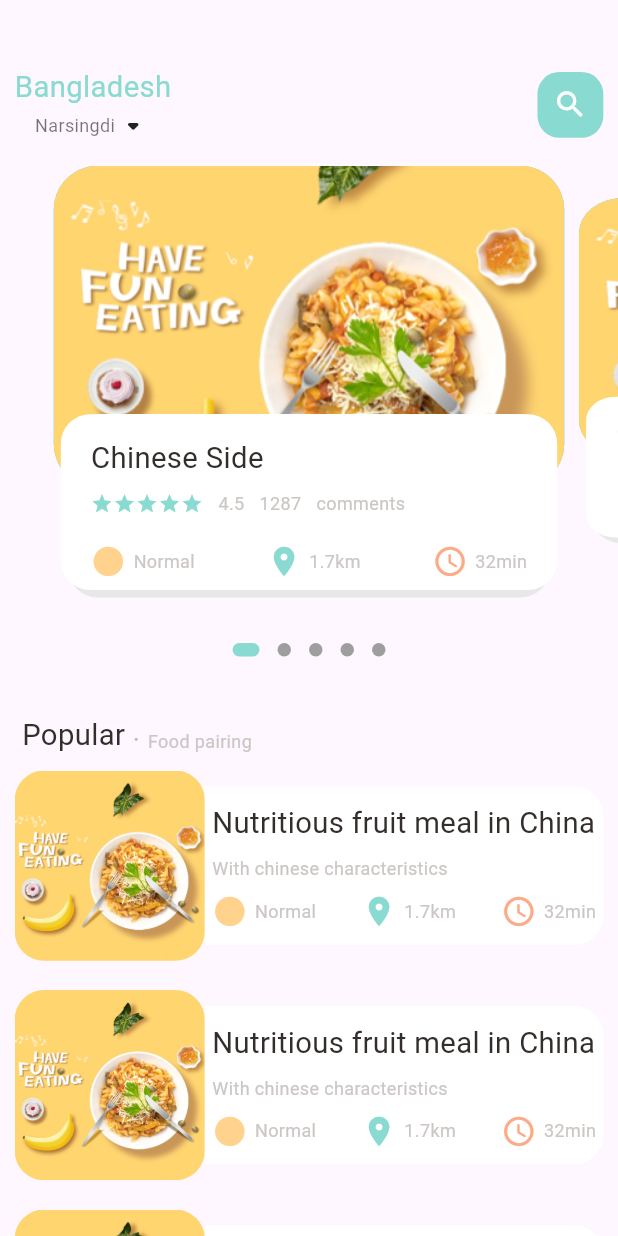
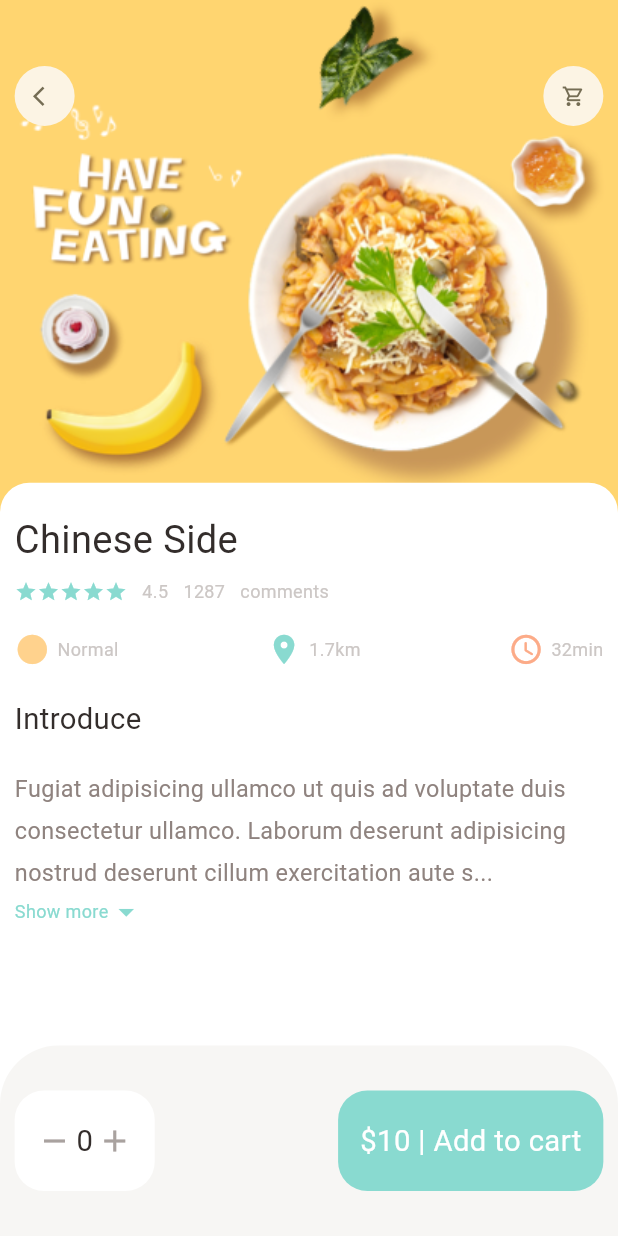
Before and after one commit to JeffersonJefferson-pixel/flutter-food-delivery, a Flutter app: the screen it shows after launch, on a phone screen of 412 x 824 dp. Run offline on Flutter 3.47's test engine with Material 3 defaults, Android fonts, the phone set to English and light mode, and no system bars; drawn by our look-alikes of dots_indicator; our stand-ins replace get.

Commit message:
add popular food detail page

```diff
--- a/lib/main.dart
+++ b/lib/main.dart
@@ -1,5 +1,6 @@
 import 'package:flutter/material.dart';
-import 'package:flutter_food_delivery/home/main_load_page.dart';
+import 'package:flutter_food_delivery/pages/food/popular_food_detail.dart';
+import 'package:flutter_food_delivery/pages/home/main_load_page.dart';
 import 'package:get/get.dart';
 
 void main() {
@@ -19,7 +20,7 @@ class MyApp extends StatelessWidget {
         colorScheme: ColorScheme.fromSeed(seedColor: Colors.deepPurple),
         useMaterial3: true,
       ),
-      home: MainFoodPage(),
+      home: PopularFoodDetail(),
     );
   }
 }
--- /dev/null
+++ b/lib/pages/food/popular_food_detail.dart
@@ -0,0 +1,166 @@
+import 'package:flutter/cupertino.dart';
+import 'package:flutter/material.dart';
+import 'package:flutter/widgets.dart';
+import 'package:flutter_food_delivery/utils/colors.dart';
+import 'package:flutter_food_delivery/utils/dimensions.dart';
+import 'package:flutter_food_delivery/widgets/app_column.dart';
+import 'package:flutter_food_delivery/widgets/app_icon.dart';
+import 'package:flutter_food_delivery/widgets/big_text.dart';
+import 'package:flutter_food_delivery/widgets/expandable_text.dart';
+import 'package:flutter_food_delivery/widgets/icon_and_text.dart';
+import 'package:flutter_food_delivery/widgets/small_text.dart';
+
+class PopularFoodDetail extends StatelessWidget {
+  const PopularFoodDetail({super.key});
+
+  @override
+  Widget build(BuildContext context) {
+    return Scaffold(
+      backgroundColor: Colors.white,
+      body: Stack(
+        children: [
+          // background
+          Positioned(
+            left: 0,
+            right: 0,
+            child: Container(
+              width: double.maxFinite,
+              height: Dimensions.popularFoodImgSize,
+              decoration: BoxDecoration(
+                image: DecorationImage(
+                  fit: BoxFit.cover,
+                  image: AssetImage(
+                    "assets/image/food0.png",
+                  ),
+                ),
+              ),
+            ),
+          ),
+          // icons
+          Positioned(
+            top: Dimensions.height45,
+            left: Dimensions.width20,
+            right: Dimensions.width20,
+            child: Row(
+              mainAxisAlignment: MainAxisAlignment.spaceBetween,
+              children: [
+                AppIcon(
+                  icon: Icons.arrow_back_ios,
+                ),
+                AppIcon(
+                  icon: Icons.shopping_cart_outlined,
+                )
+              ],
+            ),
+          ),
+          // indroduction
+          Positioned(
+            left: 0,
+            right: 0,
+            bottom: 0,
+            top: Dimensions.popularFoodImgSize - 20,
+            child: Container(
+              padding: EdgeInsets.only(
+                left: Dimensions.width20,
+                right: Dimensions.width20,
+                top: Dimensions.height20,
+              ),
+              decoration: BoxDecoration(
+                borderRadius: BorderRadius.only(
+                  topRight: Radius.circular(Dimensions.radius20),
+                  topLeft: Radius.circular(Dimensions.radius20),
+                ),
+                color: Colors.white,
+              ),
+              child: Column(
+                crossAxisAlignment: CrossAxisAlignment.start,
+                children: [
+                  AppColumn(text: "Chinese Side"),
+                  SizedBox(
+                    height: Dimensions.height20,
+                  ),
+                  BigText(text: "Introduce"),
+                  SizedBox(
+                    height: Dimensions.height20,
+                  ),
+                  Expanded(
+                    child: SingleChildScrollView(
+                      child: ExpandableText(
+                          text:
+                              "Fugiat adipisicing ullamco ut quis ad voluptate duis consectetur ullamco. Laborum deserunt adipisicing nostrud deserunt cillum exercitation aute sit ea est pariatur id. Ut consectetur aute voluptate Lorem occaecat laboris cupidatat. Occaecat dolore consectetur excepteur magna pariatur anim occaecat do deserunt in ad duis. Cillum non nostrud ipsum sit incididunt quis occaecat consectetur commodo duis. Labore eiusmod sint Lorem minim duis consectetur do minim amet elit laboris excepteur. Deserunt labore proident ea aliqua aliqua deserunt adipisicing ex laboris ipsum velit. Duis nostrud laborum laborum eu amet veniam nulla eiusmod qui Lorem voluptate minim cupidatat veniam. Labore eiusmod laboris ut magna exercitation veniam eu occaecat esse. Cupidatat deserunt irure veniam officia pariatur aute Lorem amet. Consequat non id eiusmod elit fugiat dolor ex ea commodo enim amet id nulla. Eu dolore cillum exercitation sunt cillum laboris reprehenderit pariatur fugiat nisi nisi minim. Labore excepteur sit deserunt cupidatat Lorem minim do cillum laboris enim labore."),
+                    ),
+                  ),
+                  SizedBox(
+                    height: Dimensions.height20,
+                  )
+                ],
+              ),
+            ),
+          ),
+        ],
+      ),
+      bottomNavigationBar: Container(
+        height: Dimensions.bottomHeightBar,
+        padding: EdgeInsets.symmetric(
+          vertical: Dimensions.height30,
+          horizontal: Dimensions.width20,
+        ),
+        decoration: BoxDecoration(
+          color: AppColors.buttonBackgroundColor,
+          borderRadius: BorderRadius.only(
+            topLeft: Radius.circular(Dimensions.radius20 * 2),
+            topRight: Radius.circular(Dimensions.radius20 * 2),
+          ),
+        ),
+        child: Row(
+          mainAxisAlignment: MainAxisAlignment.spaceBetween,
+          children: [
+            Container(
+              padding: EdgeInsets.symmetric(
+                vertical: Dimensions.height20,
+                horizontal: Dimensions.width30,
+              ),
+              decoration: BoxDecoration(
+                borderRadius: BorderRadius.circular(Dimensions.radius20),
+                color: Colors.white,
+              ),
+              child: Row(
+                children: [
+                  Icon(
+                    Icons.remove,
+                    color: AppColors.signColor,
+                  ),
+                  SizedBox(
+                    width: Dimensions.width10 / 2,
+                  ),
+                  BigText(text: "0"),
+                  SizedBox(
+                    width: Dimensions.width10 / 2,
+                  ),
+                  Icon(
+                    Icons.add,
+                    color: AppColors.signColor,
+                  )
+                ],
+              ),
+            ),
+            Container(
+              padding: EdgeInsets.symmetric(
+                vertical: Dimensions.height20,
+                horizontal: Dimensions.width30,
+              ),
+              decoration: BoxDecoration(
+                borderRadius: BorderRadius.circular(Dimensions.radius20),
+                color: AppColors.mainColor,
+              ),
+              child: BigText(
+                text: "\$10 | Add to cart",
+                color: Colors.white,
+              ),
+            )
+          ],
+        ),
+      ),
+    );
+  }
+}
--- a/lib/home/food_page_body.dart
+++ b/lib/pages/home/food_page_body.dart
@@ -3,6 +3,7 @@ import 'package:flutter/material.dart';
 import 'package:flutter/widgets.dart';
 import 'package:flutter_food_delivery/utils/colors.dart';
 import 'package:flutter_food_delivery/utils/dimensions.dart';
+import 'package:flutter_food_delivery/widgets/app_column.dart';
 import 'package:flutter_food_delivery/widgets/big_text.dart';
 import 'package:flutter_food_delivery/widgets/icon_and_text.dart';
 import 'package:flutter_food_delivery/widgets/small_text.dart';
@@ -244,64 +245,7 @@ class _FoodPageBodyState extends State<FoodPageBody> {
               child: Container(
                 padding: EdgeInsets.only(
                     top: Dimensions.height15, left: 15, right: 15),
-                child: Column(
-                  crossAxisAlignment: CrossAxisAlignment.start,
-                  children: [
-                    BigText(text: "Chinese Side"),
-                    SizedBox(
-                      height: Dimensions.height10,
-                    ),
-                    Row(
-                      children: [
-                        Wrap(
-                          children: List.generate(
-                            5,
-                            (index) => Icon(
-                              Icons.star,
-                              color: AppColors.mainColor,
-                              size: 15,
-                            ),
-                          ),
-                        ),
-                        SizedBox(
-                          width: 10,
-                        ),
-                        SmallText(text: "4.5"),
-                        SizedBox(
-                          width: 10,
-                        ),
-                        SmallText(text: "1287"),
-                        SizedBox(
-                          width: 10,
-                        ),
-                        SmallText(text: "comments")
-                      ],
-                    ),
-                    SizedBox(
-                      height: Dimensions.height20,
-                    ),
-                    Row(
-                      mainAxisAlignment: MainAxisAlignment.spaceBetween,
-                      children: [
-                        IconAndText(
-                          icon: Icons.circle_sharp,
-                          text: "Normal",
-                          iconColor: AppColors.iconColor1,
-                        ),
-                        IconAndText(
-                          icon: Icons.location_on,
-                          text: "1.7km",
-                          iconColor: AppColors.mainColor,
-                        ),
-                        IconAndText(
-                          icon: Icons.access_time_rounded,
-                          text: "32min",
-                          iconColor: AppColors.iconColor2,
-                        )
-                      ],
-                    )
-                  ],
-                ),
+                child: AppColumn(text: "Chinese Side"),
               ),
             ),
           )
--- a/lib/home/main_load_page.dart
+++ b/lib/pages/home/main_load_page.dart
@@ -1,6 +1,6 @@
 import 'package:flutter/material.dart';
 import 'package:flutter/widgets.dart';
-import 'package:flutter_food_delivery/home/food_page_body.dart';
+import 'package:flutter_food_delivery/pages/home/food_page_body.dart';
 import 'package:flutter_food_delivery/utils/colors.dart';
 import 'package:flutter_food_delivery/utils/dimensions.dart';
 import 'package:flutter_food_delivery/widgets/big_text.dart';
--- a/lib/utils/dimensions.dart
+++ b/lib/utils/dimensions.dart
@@ -19,14 +19,21 @@ class Dimensions {
   static double width20 = screenWidth / 42.2;
   static double width30 = screenWidth / 28.13;
 
+  static double font16 = screenHeight / 52.75;
   static double font20 = screenHeight / 42.2;
+  static double font26 = screenHeight / 32.46;
 
   static double radius15 = screenHeight / 56.27;
   static double radius20 = screenHeight / 42.2;
   static double radius30 = screenHeight / 28.13;
 
   static double iconSize24 = screenHeight / 35.17;
+  static double iconSize16 = screenHeight / 52.75;
 
   static double listViewImgSize = screenWidth / 3.25;
   static double listViewTextContSize = screenWidth / 3.9;
+
+  static double popularFoodImgSize = screenHeight / 2.41;
+
+  static double bottomHeightBar = screenHeight / 6.49;
 }
--- /dev/null
+++ b/lib/widgets/app_column.dart
@@ -0,0 +1,76 @@
+import 'package:flutter/material.dart';
+import 'package:flutter_food_delivery/utils/colors.dart';
+import 'package:flutter_food_delivery/utils/dimensions.dart';
+import 'package:flutter_food_delivery/widgets/big_text.dart';
+import 'package:flutter_food_delivery/widgets/icon_and_text.dart';
+import 'package:flutter_food_delivery/widgets/small_text.dart';
+
+class AppColumn extends StatelessWidget {
+  final String text;
+  const AppColumn({
+    super.key,
+    required this.text,
+  });
+
+  @override
+  Widget build(BuildContext context) {
+    return Column(
+      crossAxisAlignment: CrossAxisAlignment.start,
+      children: [
+        BigText(text: text, size: Dimensions.font26),
+        SizedBox(
+          height: Dimensions.height10,
+        ),
+        Row(
+          children: [
+            Wrap(
+              children: List.generate(
+                5,
+                (index) => Icon(
+                  Icons.star,
+                  color: AppColors.mainColor,
+                  size: 15,
+                ),
+              ),
+            ),
+            SizedBox(
+              width: 10,
+            ),
+            SmallText(text: "4.5"),
+            SizedBox(
+              width: 10,
+            ),
+            SmallText(text: "1287"),
+            SizedBox(
+              width: 10,
+            ),
+            SmallText(text: "comments")
+          ],
+        ),
+        SizedBox(
+          height: Dimensions.height20,
+        ),
+        Row(
+          mainAxisAlignment: MainAxisAlignment.spaceBetween,
+          children: [
+            IconAndText(
+              icon: Icons.circle_sharp,
+              text: "Normal",
+              iconColor: AppColors.iconColor1,
+            ),
+            IconAndText(
+              icon: Icons.location_on,
+              text: "1.7km",
+              iconColor: AppColors.mainColor,
+            ),
+            IconAndText(
+              icon: Icons.access_time_rounded,
+              text: "32min",
+              iconColor: AppColors.iconColor2,
+            )
+          ],
+        )
+      ],
+    );
+  }
+}
--- /dev/null
+++ b/lib/widgets/app_icon.dart
@@ -0,0 +1,33 @@
+import 'package:flutter/material.dart';
+import 'package:flutter_food_delivery/utils/dimensions.dart';
+
+class AppIcon extends StatelessWidget {
+  final IconData icon;
+  final Color backgroundColor;
+  final Color iconColor;
+  final double size;
+
+  const AppIcon({
+    super.key,
+    required this.icon,
+    this.backgroundColor = const Color(0xFFfcf4e4),
+    this.iconColor = const Color(0xFF756d54),
+    this.size = 40,
+  });
+
+  @override
+  Widget build(BuildContext context) {
+    return Container(
+      width: size,
+      height: size,
+      decoration: BoxDecoration(
+          borderRadius: BorderRadius.circular(size / 2),
+          color: backgroundColor),
+      child: Icon(
+        icon,
+        color: iconColor,
+        size: Dimensions.iconSize16,
+      ),
+    );
+  }
+}
--- /dev/null
+++ b/lib/widgets/expandable_text.dart
@@ -0,0 +1,75 @@
+import 'package:flutter/material.dart';
+import 'package:flutter_food_delivery/utils/colors.dart';
+import 'package:flutter_food_delivery/utils/dimensions.dart';
+import 'package:flutter_food_delivery/widgets/small_text.dart';
+
+class ExpandableText extends StatefulWidget {
+  final String text;
+  const ExpandableText({super.key, required this.text});
+
+  @override
+  State<ExpandableText> createState() => _ExpandableTextState();
+}
+
+class _ExpandableTextState extends State<ExpandableText> {
+  late String firstHalf;
+  late String secondHalf;
+
+  bool hiddenText = true;
+
+  double textHeight = Dimensions.screenHeight / 5.63;
+
+  @override
+  void initState() {
+    super.initState();
+    if (widget.text.length > textHeight) {
+      firstHalf = widget.text.substring(0, textHeight.toInt());
+      secondHalf =
+          widget.text.substring(textHeight.toInt() + 1, widget.text.length);
+    } else {
+      firstHalf = widget.text;
+      secondHalf = "";
+    }
+  }
+
+  @override
+  Widget build(BuildContext context) {
+    return Container(
+      child: secondHalf.isEmpty
+          ? SmallText(text: firstHalf)
+          : Column(
+              children: [
+                SmallText(
+                  text: hiddenText
+                      ? (firstHalf + "...")
+                      : (firstHalf + secondHalf),
+                  size: Dimensions.font16,
+                  color: AppColors.paraColor,
+                  height: 1.8,
+                ),
+                InkWell(
+                  onTap: () {
+                    setState(() {
+                      hiddenText = !hiddenText;
+                    });
+                  },
+                  child: Row(
+                    children: [
+                      SmallText(
+                        text: "Show more",
+                        color: AppColors.mainColor,
+                      ),
+                      Icon(
+                        hiddenText
+                            ? Icons.arrow_drop_down
+                            : Icons.arrow_drop_up,
+                        color: AppColors.mainColor,
+                      ),
+                    ],
+                  ),
+                )
+              ],
+            ),
+    );
+  }
+}
```
